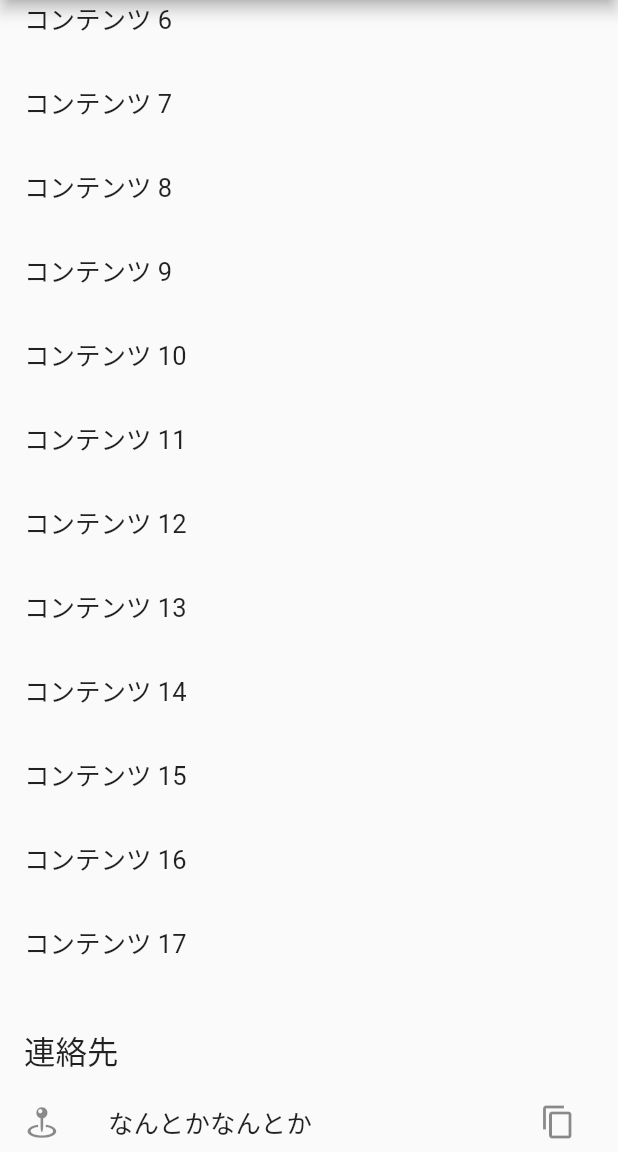
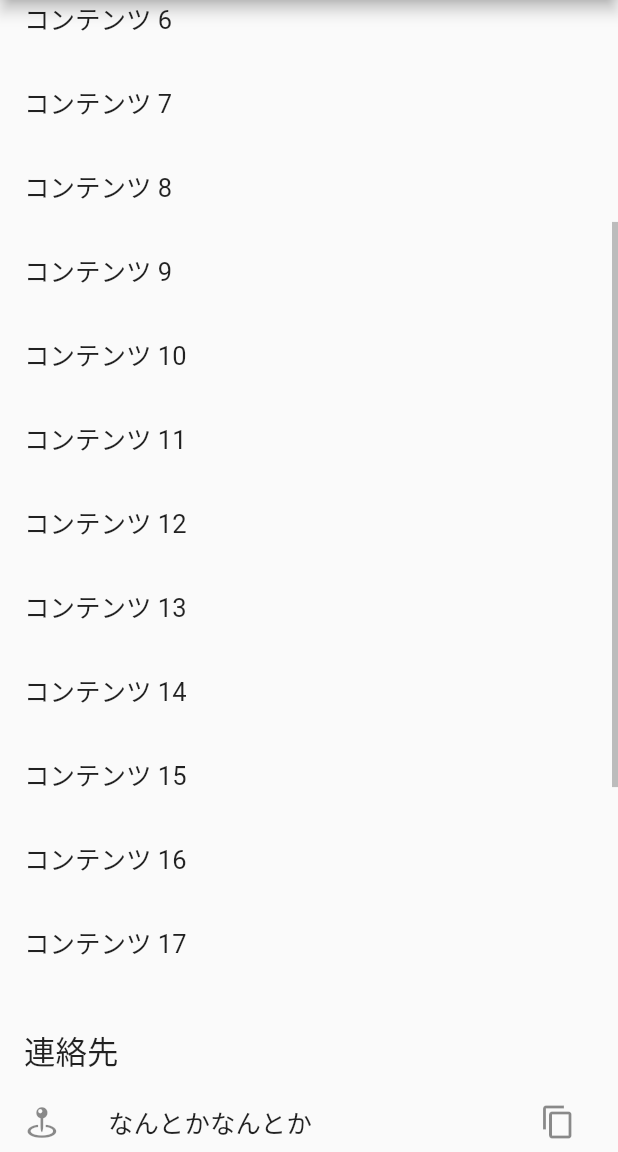
Before and after one commit to knttnk/mypage, a Flutter app: the screen it shows after launch, scrolled down 446 dp, on a phone screen of 412 x 824 dp, the part 84-1236 px from its top. Run offline on Flutter 3.47's test engine with Material 2 defaults, Android fonts, the phone set to English and light mode, and no system bars; generated files the repository leaves out were written again; Roboto replaces fonts that are missing (MPlus1Gothic).

Commit message:
モバイルでもスクロールバーをドラッグできるように

```diff
--- a/lib/main.dart
+++ b/lib/main.dart
@@ -65,12 +65,10 @@ class MyAppState extends State<MyApp> {
       ],
       locale: locale,
       title: "Website of knttnk",
+      scrollBehavior: const CustomScrollBehavior(),
       theme: ThemeData(
         primarySwatch: Colors.teal,
         fontFamily: Settings.fontFamily,
-        scrollbarTheme: ScrollbarThemeData(
-          thumbVisibility: MaterialStateProperty.resolveWith((states) => true),
-        ),
       ),
       home: const HomePage(),
     );
--- a/lib/settings.dart
+++ b/lib/settings.dart
@@ -1,6 +1,41 @@
+import 'dart:ui';
+import "package:flutter/material.dart";
+
 abstract class Settings {
   static String get fontFamily => "MPlus1Gothic";
 
   static double fallbackAppBarFontSize = 30;
   static double fallbackBodyFontSize = 20;
 }
+
+class CustomScrollBehavior extends MaterialScrollBehavior {
+  const CustomScrollBehavior();
+
+  /// https://github.com/mono0926/flutter_playground/blob/891b20b8c13d7addcaf510a9ad993366c9efc832/lib/main_platform.dart#L255-L273
+  /// スクロールバーの描画
+  @override
+  Widget buildScrollbar(
+    BuildContext context,
+    Widget child,
+    ScrollableDetails details,
+  ) {
+    switch (axisDirectionToAxis(details.direction)) {
+      case Axis.horizontal:
+        return child;
+      case Axis.vertical:
+        return Scrollbar(
+          thumbVisibility: true,
+          controller: details.controller,
+          child: child,
+        );
+    }
+  }
+
+  /// https://note.com/hatchoutschool/n/nfe12a0aa069a
+  /// モバイルでもドラッグできるように
+  @override
+  Set<PointerDeviceKind> get dragDevices => {
+        PointerDeviceKind.touch,
+        PointerDeviceKind.mouse,
+      };
+}
```
